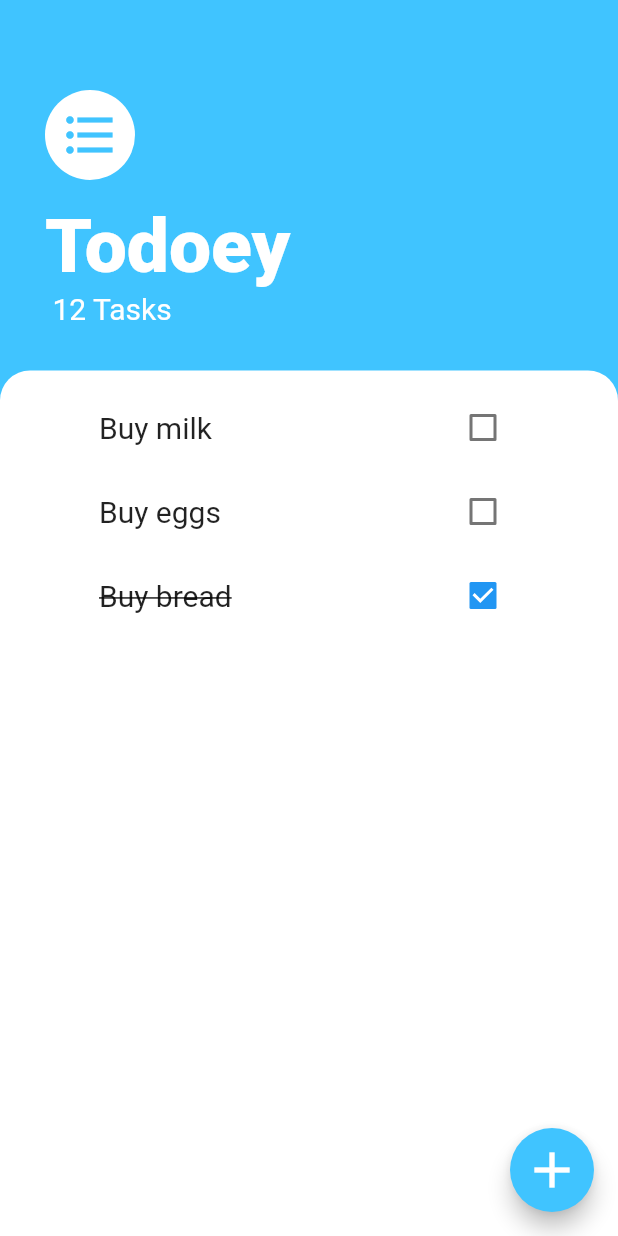
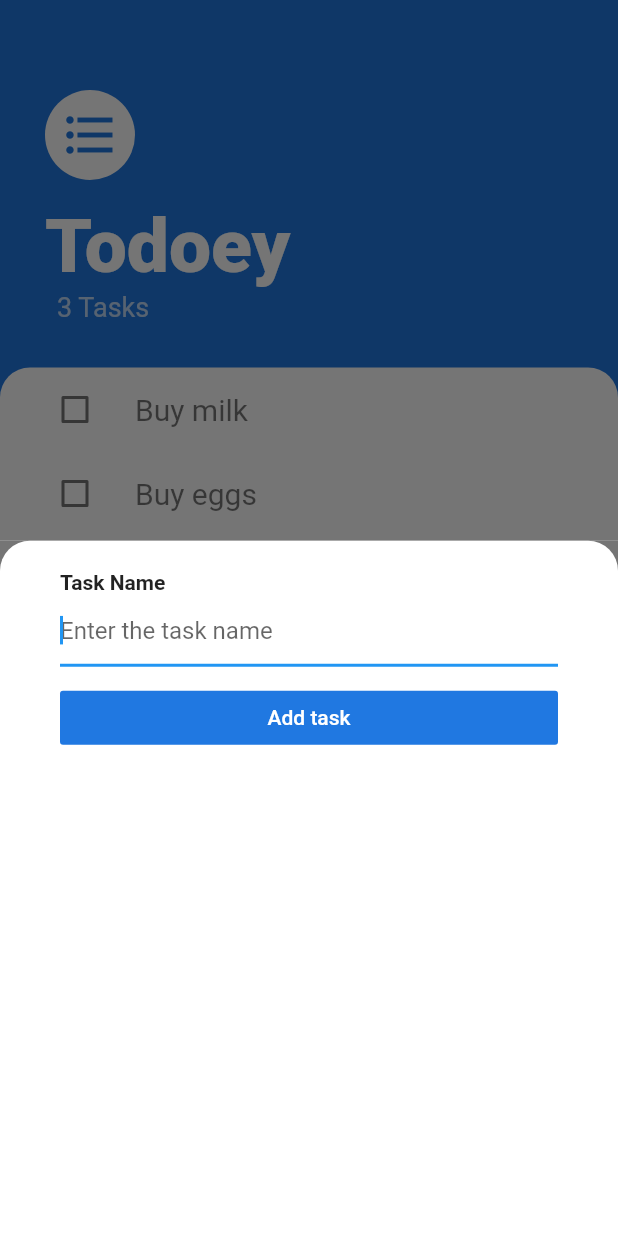
Before and after one commit to ByAxe/todoey_flutter, a Flutter app: the screen it shows after launch, after a tap on the "add" icon, on a phone screen of 412 x 824 dp. Run offline on Flutter 3.47's test engine with Material 2 defaults, Android fonts, the phone set to English and light mode, and no system bars; our stand-ins replace google_fonts.

```diff
--- a/lib/constants.dart
+++ b/lib/constants.dart
@@ -1,11 +1,25 @@
 import 'dart:ui';
 
 import 'package:flutter/cupertino.dart';
+import 'package:flutter/material.dart';
+
+const Color kMainColor = Color(0xFF2078E1);
 
 const TextStyle kIncompleteTodoTextStyle = TextStyle(
-    fontSize: 20.0
+  fontSize: 20.0,
+  color: Colors.black54,
 );
+
 const TextStyle kCompleteTodoTextStyle = TextStyle(
   fontSize: 20.0,
   decoration: TextDecoration.lineThrough,
+  color: Colors.black38,
 );
+
+const BoxDecoration kSemiRoundedBoxDecoration = BoxDecoration(
+  color: Colors.white,
+  borderRadius: BorderRadius.only(
+    topLeft: Radius.circular(20.0),
+    topRight: Radius.circular(20.0),
+  ),
+);
--- a/lib/main.dart
+++ b/lib/main.dart
@@ -1,5 +1,7 @@
 import 'package:flutter/material.dart';
 import 'package:google_fonts/google_fonts.dart';
+import 'package:provider/provider.dart';
+import 'package:todoeyflutter/model/shared_state.dart';
 import 'package:todoeyflutter/screen/tasks_screen.dart';
 
 void main() {
@@ -9,13 +11,16 @@ void main() {
 class MyApp extends StatelessWidget {
   @override
   Widget build(BuildContext context) {
-    return MaterialApp(
-      theme: ThemeData(
-        textTheme: GoogleFonts.bellotaTextTextTheme(
-          Theme.of(context).textTheme,
+    return ChangeNotifierProvider<SharedState>(
+      create: (BuildContext context) => SharedState(),
+      child: MaterialApp(
+        theme: ThemeData(
+          textTheme: GoogleFonts.bellotaTextTextTheme(
+            Theme.of(context).textTheme,
+          ),
         ),
+        home: TasksScreen(),
       ),
-      home: TasksScreen(),
     );
   }
 }
--- /dev/null
+++ b/lib/model/shared_state.dart
@@ -0,0 +1,15 @@
+import 'package:flutter/material.dart';
+import 'package:todoeyflutter/model/task.dart';
+
+class SharedState extends ChangeNotifier {
+  List<Task> tasks = [
+    Task(name: 'Buy milk'),
+    Task(name: 'Buy eggs'),
+    Task(name: 'Buy bread'),
+  ];
+
+  void addTask(Task task) {
+    tasks.add(task);
+    notifyListeners();
+  }
+}
--- /dev/null
+++ b/lib/model/task.dart
@@ -0,0 +1,10 @@
+import 'package:flutter/material.dart';
+
+class Task {
+  final String name;
+  bool isDone;
+
+  Task({@required this.name, this.isDone = false});
+
+  void toggleDone() => isDone = !isDone;
+}
--- /dev/null
+++ b/lib/screen/add_task_screen.dart
@@ -0,0 +1,62 @@
+import 'package:flutter/material.dart';
+import 'package:flutter/services.dart';
+import 'package:todoeyflutter/constants.dart';
+import 'package:todoeyflutter/widgets/task_tiles.dart';
+
+class AddTaskScreen extends StatefulWidget {
+  final Function onPressedAddTask;
+
+  const AddTaskScreen({
+    Key key,
+    this.onPressedAddTask,
+  }) : super(key: key);
+
+  @override
+  _AddTaskScreenState createState() => _AddTaskScreenState();
+}
+
+class _AddTaskScreenState extends State<AddTaskScreen> {
+  String newTaskTileText;
+
+  @override
+  Widget build(BuildContext context) {
+    return Container(
+      color: Color(0xFF757575),
+      child: Container(
+        padding: EdgeInsets.only(top: 20.0, left: 40.0, right: 40.0),
+        decoration: kSemiRoundedBoxDecoration,
+        child: Column(
+          crossAxisAlignment: CrossAxisAlignment.stretch,
+          children: [
+            Text(
+              'Task Name',
+              style: TextStyle(
+                fontWeight: FontWeight.bold,
+              ),
+            ),
+            TextField(
+              decoration: InputDecoration(
+                hintText: 'Enter the task name',
+              ),
+              autofocus: true,
+              onChanged: (newText) => setState(() => newTaskTileText = newText),
+            ),
+            SizedBox(
+              height: 10.0,
+            ),
+            FlatButton(
+              color: kMainColor,
+              child: Text(
+                'Add task',
+                style: TextStyle(
+                  color: Colors.white,
+                ),
+              ),
+              onPressed: () => widget.onPressedAddTask(newTaskTileText),
+            ),
+          ],
+        ),
+      ),
+    );
+  }
+}
--- a/lib/screen/tasks_screen.dart
+++ b/lib/screen/tasks_screen.dart
@@ -1,14 +1,39 @@
 import 'package:flutter/material.dart';
+import 'package:provider/provider.dart';
 import 'package:todoeyflutter/constants.dart';
+import 'package:todoeyflutter/model/shared_state.dart';
+import 'package:todoeyflutter/model/task.dart';
+import 'package:todoeyflutter/screen/add_task_screen.dart';
+import 'package:todoeyflutter/widgets/task_tiles.dart';
 
-class TasksScreen extends StatelessWidget {
+class TasksScreen extends StatefulWidget {
+  @override
+  _TasksScreenState createState() => _TasksScreenState();
+}
+
+class _TasksScreenState extends State<TasksScreen> {
   @override
   Widget build(BuildContext context) {
     return Scaffold(
-      backgroundColor: Colors.lightBlueAccent,
+      backgroundColor: kMainColor,
       floatingActionButton: FloatingActionButton(
-        onPressed: () {},
-        backgroundColor: Colors.lightBlueAccent,
+        onPressed: () {
+          showModalBottomSheet(
+            context: context,
+            builder: (context) => AddTaskScreen(
+              onPressedAddTask: (newTaskTitle) {
+                setState(
+                  () =>
+                      Provider.of<SharedState>(context, listen: false).addTask(
+                    Task(name: newTaskTitle),
+                  ),
+                );
+                Navigator.pop(context);
+              },
+            ),
+          );
+        },
+        backgroundColor: kMainColor,
         child: Icon(
           Icons.add,
           size: 40.0,
@@ -31,7 +56,7 @@ class TasksScreen extends StatelessWidget {
                   child: Icon(
                     Icons.format_list_bulleted,
                     size: 40.0,
-                    color: Colors.lightBlueAccent,
+                    color: kMainColor,
                   ),
                   backgroundColor: Colors.white,
                   radius: 30.0,
@@ -47,12 +72,12 @@ class TasksScreen extends StatelessWidget {
                       fontWeight: FontWeight.w900),
                 ),
                 Padding(
-                  padding: const EdgeInsets.only(left: 5.0),
+                  padding: const EdgeInsets.only(left: 8.0),
                   child: Text(
-                    '12 Tasks',
+                    '${Provider.of<SharedState>(context).tasks.length} Tasks',
                     style: TextStyle(
-                      color: Colors.white,
-                      fontSize: 20.0,
+                      color: Colors.white.withOpacity(0.7),
+                      fontSize: 18.0,
                     ),
                   ),
                 ),
@@ -61,27 +86,11 @@ class TasksScreen extends StatelessWidget {
           ),
           Expanded(
             child: Container(
-              decoration: BoxDecoration(
-                color: Colors.white,
-                borderRadius: BorderRadius.only(
-                  topLeft: Radius.circular(20.0),
-                  topRight: Radius.circular(20.0),
-                ),
+              padding: EdgeInsets.symmetric(
+                horizontal: 10.0,
               ),
-              child: Padding(
-                padding: const EdgeInsets.only(
-                  left: 50.0,
-                  top: 10.0,
-                  right: 50.0,
-                ),
-                child: ListView(
-                  children: [
-                    TodoItem(text: 'Buy milk', isComplete: false),
-                    TodoItem(text: 'Buy eggs', isComplete: false),
-                    TodoItem(text: 'Buy bread', isComplete: true),
-                  ],
-                ),
-              ),
+              decoration: kSemiRoundedBoxDecoration,
+              child: TaskTiles(tasks: Provider.of<SharedState>(context).tasks),
             ),
           )
         ],
@@ -89,35 +98,3 @@ class TasksScreen extends StatelessWidget {
     );
   }
 }
-
-class TodoItem extends StatefulWidget {
-  final String text;
-  bool isComplete;
-
-  TodoItem({
-    Key key,
-    @required this.text,
-    @required this.isComplete,
-  }) : super(key: key);
-
-  @override
-  _TodoItemState createState() => _TodoItemState();
-}
-
-class _TodoItemState extends State<TodoItem> {
-  @override
-  Widget build(BuildContext context) {
-    return ListTile(
-      title: Text(
-        widget.text,
-        style: widget.isComplete
-            ? kCompleteTodoTextStyle
-            : kIncompleteTodoTextStyle,
-      ),
-      trailing: Checkbox(
-        value: widget.isComplete,
-        onChanged: (bool value) => setState(() => widget.isComplete = value),
-      ),
-    );
-  }
-}
--- /dev/null
+++ b/lib/widgets/task_tile.dart
@@ -0,0 +1,32 @@
+import 'package:flutter/material.dart';
+import 'package:todoeyflutter/constants.dart';
+
+class TaskTile extends StatelessWidget {
+  final bool isChecked;
+  final Function onChanged;
+  final String text;
+
+  const TaskTile({
+    Key key,
+    @required this.text,
+    this.isChecked = false,
+    this.onChanged,
+  }) : super(key: key);
+
+  @override
+  Widget build(BuildContext context) {
+    return Container(
+      decoration: BoxDecoration(),
+      child: ListTile(
+        title: Text(
+          text,
+          style: isChecked ? kCompleteTodoTextStyle : kIncompleteTodoTextStyle,
+        ),
+        leading: Checkbox(
+          value: isChecked,
+          onChanged: onChanged,
+        ),
+      ),
+    );
+  }
+}
--- /dev/null
+++ b/lib/widgets/task_tiles.dart
@@ -0,0 +1,31 @@
+import 'package:flutter/material.dart';
+import 'package:todoeyflutter/model/task.dart';
+import 'package:todoeyflutter/widgets/task_tile.dart';
+
+class TaskTiles extends StatefulWidget {
+  final List<Task> tasks;
+
+  const TaskTiles({
+    Key key,
+    this.tasks,
+  }) : super(key: key);
+
+  @override
+  _TaskTilesState createState() => _TaskTilesState();
+}
+
+class _TaskTilesState extends State<TaskTiles> {
+  @override
+  Widget build(BuildContext context) {
+    return ListView.builder(
+      itemBuilder: (context, i) {
+        return TaskTile(
+          text: widget.tasks[i].name,
+          isChecked: widget.tasks[i].isDone,
+          onChanged: (state) => setState(() => widget.tasks[i].toggleDone()),
+        );
+      },
+      itemCount: widget.tasks.length,
+    );
+  }
+}
--- a/pubspec.yaml
+++ b/pubspec.yaml
@@ -29,6 +29,7 @@ dependencies:
   cupertino_icons: ^0.1.3
 
   google_fonts: ^1.1.0
+  provider: ^4.1.2
 
 dev_dependencies:
   flutter_test:
```
Also changed, not shown: pubspec.lock.
